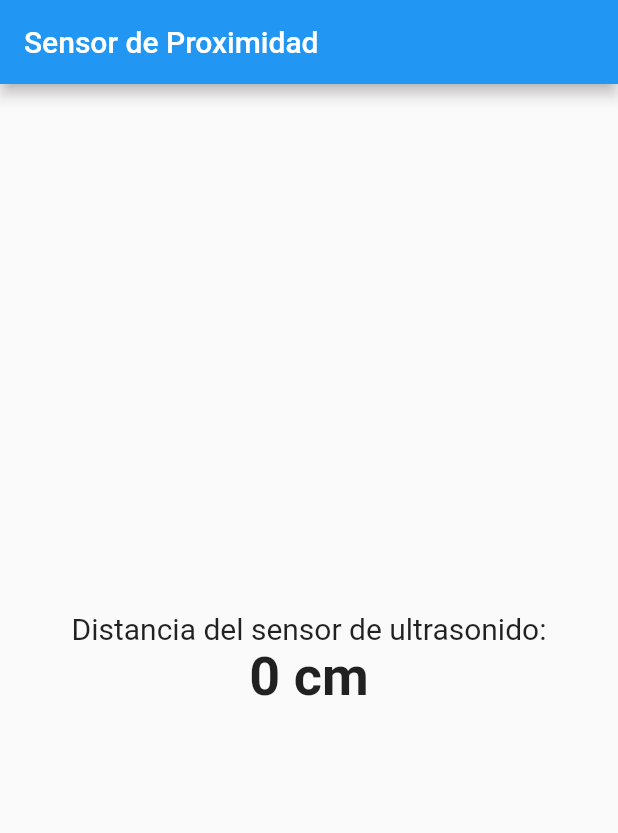
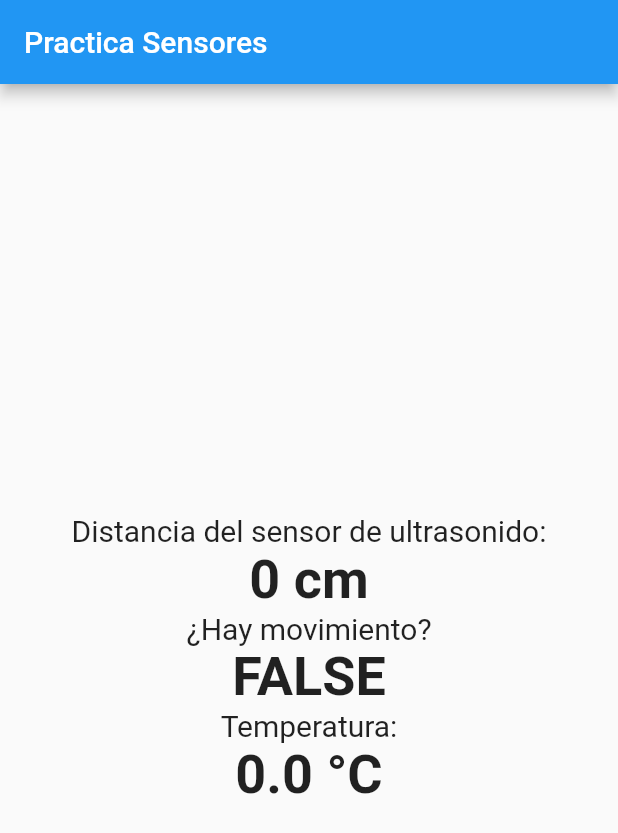
Before and after one commit to v3gaaa/IOT-RealtimeDBIntegration, a Flutter app: the screen it shows after launch, on a phone screen of 412 x 824 dp. Shown: the top 833 px of the screen. Run offline on Flutter 3.47's test engine with Material 2 defaults, Android fonts, the light colour scheme and no system bars; our stand-ins replace firebase_core, firebase_database; accounts and stored records are empty.

Commit message:
Added 2 new sensors

```diff
--- a/lib/main.dart
+++ b/lib/main.dart
@@ -1,8 +1,15 @@
-import 'package:flutter/material.dart';
-import 'package:firebase_core/firebase_core.dart';
-import 'package:firebase_database/firebase_database.dart';
-import 'firebase_options.dart';
+/// Este archivo contiene el código principal de la practica.
+/// Importa los paquetes necesarios e inicializa Firebase.
+/// También define el widget principal de la aplicación y su estado.
+/// La aplicación escucha los cambios de la base de datos en tiempo real Firebase.
+/// Muestra los valores de los sensores interfaz de la aplicación.
 
+import 'package:flutter/material.dart'; // Importa el paquete de widgets de Material Design
+import 'package:firebase_core/firebase_core.dart'; // Importa el paquete de Firebase
+import 'package:firebase_database/firebase_database.dart'; // Importa el paquete de Firebase Database
+import 'firebase_options.dart'; // Importa el paquete de opciones de Firebase
+
+// Función principal de la aplicación que inicializa Firebase y ejecuta la aplicación
 void main() async {
   WidgetsFlutterBinding.ensureInitialized();
   await Firebase.initializeApp(
@@ -11,20 +18,28 @@ void main() async {
   runApp(MyApp());
 }
 
+// Clase principal del widget de la aplicación
 class MyApp extends StatefulWidget {
   @override
-  _MyAppState createState() => _MyAppState();
+  _MyAppState createState() =>
+      _MyAppState(); // Retorna el estado de la aplicación
 }
 
+// Clase de la aplicación que define el estado de la aplicación
 class _MyAppState extends State<MyApp> {
-  // ignore: deprecated_member_use
-  final databaseReference = FirebaseDatabase.instance.ref();
+  // Referencia a la base de datos de Firebase
+  final databaseReference = FirebaseDatabase.instance.ref("sensores");
+  // Declaracion inicial de los valores de los sensores
   int distancia = 0;
+  int movimiento = 0;
+  double temperatura = 0;
 
+  // Inicializa los valores de los sensores al iniciar la aplicación y escucha los cambios en la base de datos en tiempo real.
   @override
   void initState() {
     super.initState();
 
+    // Escucha los cambios en el nodo 'distancia' de la Base de Datos
     databaseReference.child('distancia').onValue.listen((event) {
       if (event.snapshot.value != null) {
         setState(() {
@@ -32,26 +47,71 @@ class _MyAppState extends State<MyApp> {
         });
       }
     });
+
+    // Escucha los cambios en el nodo 'movimiento' de la Base de Datos
+    databaseReference.child('movimiento').onValue.listen((event) {
+      if (event.snapshot.value != null) {
+        setState(() {
+          movimiento = event.snapshot.value as int;
+        });
+      }
+    });
+
+    // Escucha los cambios en el nodo 'temperatura' de la Base de Datos
+    databaseReference.child('temperatura').onValue.listen((event) {
+      if (event.snapshot.value != null) {
+        setState(() {
+          temperatura = event.snapshot.value as double;
+        });
+      }
+    });
   }
 
+  // Construye la interfaz de la aplicación
   @override
   Widget build(BuildContext context) {
+    // Retorna la interfaz de la aplicación
     return MaterialApp(
+      // Define el tema de la aplicación
       home: Scaffold(
         appBar: AppBar(
-          title: Text('Sensor de Proximidad'),
+          title: const Text('Practica Sensores'),
         ),
+        // Cuerpo de la aplicación
         body: Center(
+          // Columna de widgets
           child: Column(
             mainAxisAlignment: MainAxisAlignment.center,
+            // Lista de widgets hijos
             children: <Widget>[
-              Text(
+              const Text(
                 'Distancia del sensor de ultrasonido:',
                 style: TextStyle(fontSize: 20),
               ),
               Text(
                 '$distancia cm',
-                style: TextStyle(fontSize: 36, fontWeight: FontWeight.bold),
+                style:
+                    const TextStyle(fontSize: 36, fontWeight: FontWeight.bold),
+              ),
+              const Text(
+                '¿Hay movimiento?',
+                style: TextStyle(fontSize: 20),
+              ),
+              Text(
+                movimiento == 1
+                    ? "TRUE"
+                    : "FALSE", // Muestra TRUE si hay movimiento y FALSE si no lo hay
+                style:
+                    const TextStyle(fontSize: 36, fontWeight: FontWeight.bold),
+              ),
+              const Text(
+                'Temperatura:',
+                style: TextStyle(fontSize: 20),
+              ),
+              Text(
+                '$temperatura °C',
+                style:
+                    const TextStyle(fontSize: 36, fontWeight: FontWeight.bold),
               ),
             ],
           ),
```
Also changed, not shown: 1 other file.
